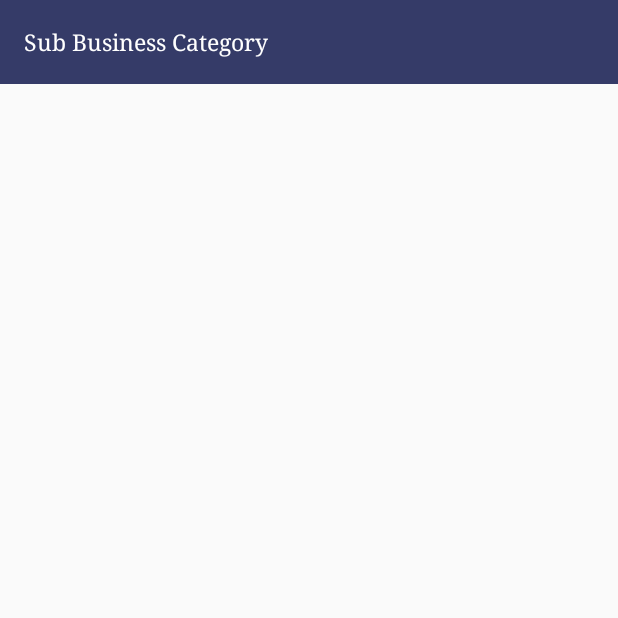
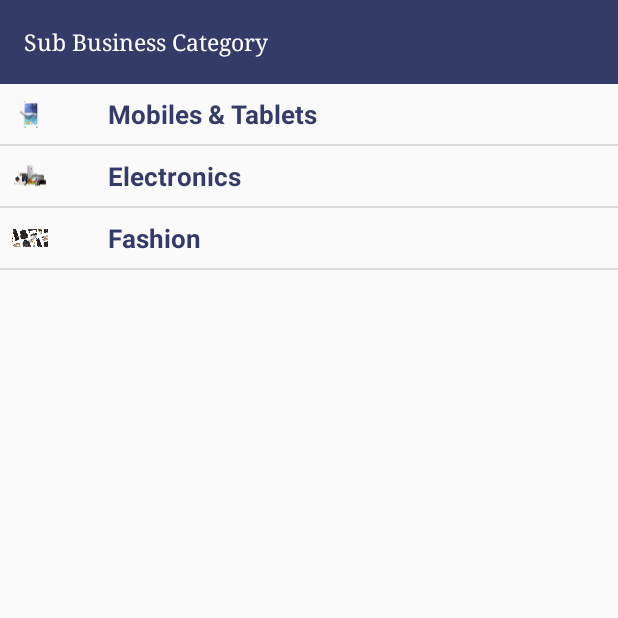
Before and after one commit to ssheetalshah/DGFABApp1, an Android app: the DirCateActivity screen opened directly, with no data from a screen before it, on a phone screen of 412 x 824 dp, the top half of it. Run offline under Robolectric (Android 15) with nearby library versions, the phone set to English and light mode, and no system bars.

Commit message:
by rrrrr

```diff
--- a/app/build.gradle
+++ b/app/build.gradle
@@ -30,6 +30,7 @@ dependencies {
     androidTestImplementation 'com.android.support.test:runner:1.0.2'
     androidTestImplementation 'com.android.support.test.espresso:espresso-core:3.0.2'
     implementation 'de.hdodenhof:circleimageview:3.0.0'
+    implementation 'com.github.bumptech.glide:glide:3.7.0'
     implementation('com.github.douglasjunior:android-simple-tooltip:master-SNAPSHOT') {
         changing = true // Gradle will then check for updates every 24 hours
     }
--- a/app/src/main/java/com/ics/dgfabapp/DirCateActivity.java
+++ b/app/src/main/java/com/ics/dgfabapp/DirCateActivity.java
@@ -103,9 +103,9 @@ public class DirCateActivity extends AppCompatActivity {
         listDataChild = new HashMap<String, List<String>>();
 
         // Adding child data
-        listDataHeader.add(R.drawable.camera,"Mobiles & Tablets");
-        listDataHeader.add(R.drawable.camera,"Electronics");
-        listDataHeader.add(R.drawable.camera,"Fashion");
+        listDataHeader.add("Mobiles & Tablets");
+        listDataHeader.add("Electronics");
+        listDataHeader.add("Fashion");
 
         // Adding child data
         List<String> top250 = new ArrayList<String>();
--- a/app/src/main/java/com/ics/dgfabapp/adapter/ExpandableListAdapter.java
+++ b/app/src/main/java/com/ics/dgfabapp/adapter/ExpandableListAdapter.java
@@ -3,12 +3,15 @@ package com.ics.dgfabapp.adapter;
 
 import android.content.Context;
 import android.graphics.Typeface;
+import android.media.Image;
 import android.view.LayoutInflater;
 import android.view.View;
 import android.view.ViewGroup;
 import android.widget.BaseExpandableListAdapter;
+import android.widget.ImageView;
 import android.widget.TextView;
 
+import com.bumptech.glide.Glide;
 import com.ics.dgfabapp.R;
 
 import java.util.HashMap;
@@ -89,8 +92,19 @@ public class ExpandableListAdapter extends BaseExpandableListAdapter {
         }
 
         TextView lblListHeader = (TextView) convertView.findViewById(R.id.lblListHeader);
+        ImageView iv = (ImageView) convertView.findViewById(R.id.item_icon);
         lblListHeader.setTypeface(null, Typeface.BOLD);
         lblListHeader.setText(headerTitle);
+        if (groupPosition==0){
+            Glide.with(_context).load(R.drawable.mobile).into(iv);
+        }
+        if (groupPosition==1){
+            Glide.with(_context).load(R.drawable.electronic).into(iv);
+        }
+        else {
+
+        }
+
 
         return convertView;
     }
--- a/app/src/main/res/layout/list_group.xml
+++ b/app/src/main/res/layout/list_group.xml
@@ -2,7 +2,6 @@
 <LinearLayout xmlns:android="http://schemas.android.com/apk/res/android"
     android:layout_width="fill_parent"
     android:layout_height="wrap_content"
-    android:background="@color/colorPrimary"
     android:orientation="vertical"
     android:padding="8dp">
 
@@ -14,9 +13,10 @@
         >
 
     <ImageView
-        android:layout_width="wrap_content"
-        android:layout_height="wrap_content"
-        android:src="@drawable/camera"
+        android:id="@+id/item_icon"
+        android:layout_width="24dp"
+        android:layout_height="24dp"
+        android:src="@drawable/fashion1"
         />
 
 
@@ -25,7 +25,7 @@
         android:layout_width="fill_parent"
         android:layout_height="wrap_content"
         android:paddingLeft="?android:attr/expandableListPreferredItemPaddingLeft"
-        android:textColor="#f9f93d"
+        android:textColor="@color/colorPrimary"
         android:textSize="17dp" />
 
 </LinearLayout>
```
Also changed, not shown: app/src/main/res/drawable/electronic.png (added), app/src/main/res/drawable/fashion1.jpg (added), app/src/main/res/drawable/finn.png (added), app/src/main/res/drawable/mobile.png (added), app/src/main/res/drawable/rrrr.jpg (added).
